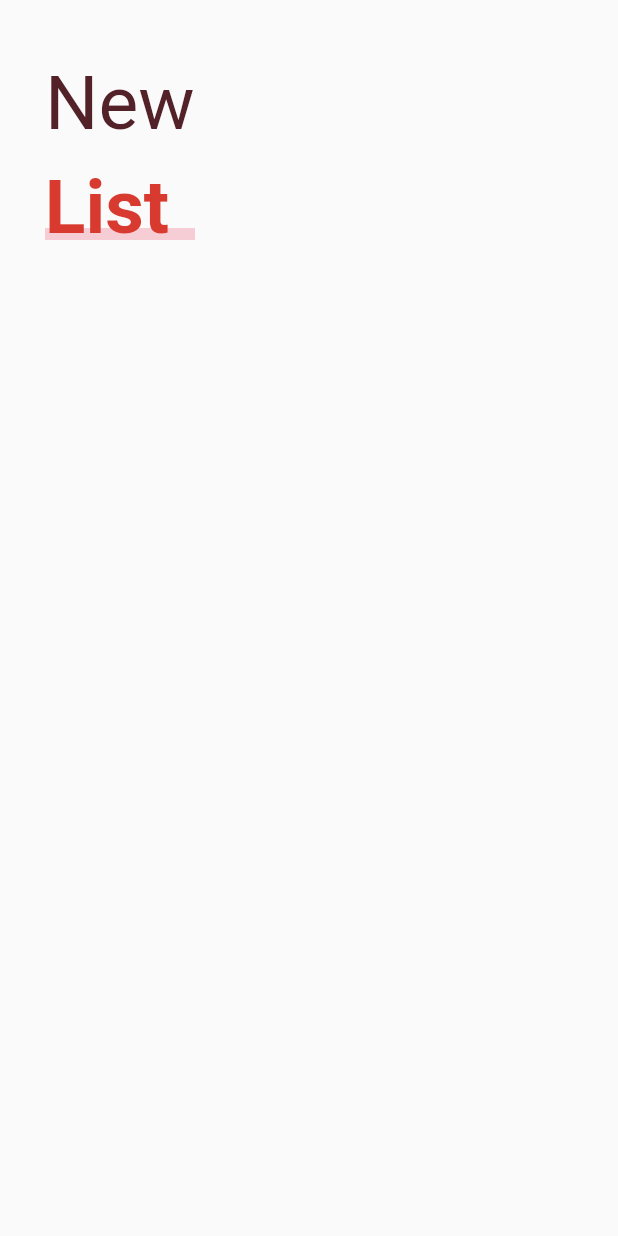
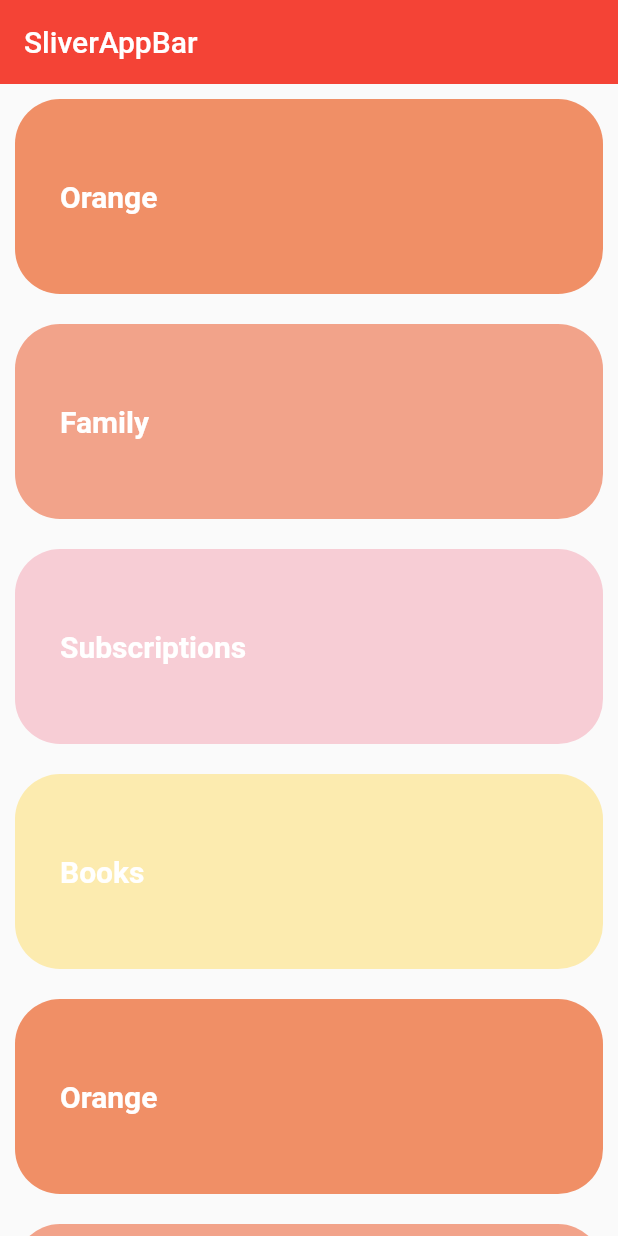
Before and after one commit to IDaMariusI/disenos_app, a Flutter app: the screen it shows after launch, on a phone screen of 412 x 824 dp. Run offline on Flutter 3.47's test engine with Material 2 defaults, Android fonts, the phone set to English and light mode, and no system bars; our stand-ins replace animate_do, flutter_svg, font_awesome_flutter.

Commit message:
112. CustomScrollView y Slivers

```diff
--- a/lib/src/pages/sliver_list_page.dart
+++ b/lib/src/pages/sliver_list_page.dart
@@ -6,7 +6,35 @@ class SliverListPage extends StatelessWidget {
   @override
   Widget build(BuildContext context) {
     return Scaffold(
-      body: _Title(),
+      body: _MainScroll(),
+    );
+  }
+}
+
+class _MainScroll extends StatelessWidget {
+  final items = [
+    const _ListItem('Orange', Color(0xffF08F66)),
+    const _ListItem('Family', Color(0xffF2A38A)),
+    const _ListItem('Subscriptions', Color(0xffF7CDD5)),
+    const _ListItem('Books', Color(0xffFCEBAF)),
+    const _ListItem('Orange', Color(0xffF08F66)),
+    const _ListItem('Family', Color(0xffF2A38A)),
+    const _ListItem('Subscriptions', Color(0xffF7CDD5)),
+    const _ListItem('Books', Color(0xffFCEBAF)),
+  ];
+
+  @override
+  Widget build(BuildContext context) {
+    return CustomScrollView(
+      slivers: <Widget>[
+        const SliverAppBar(
+          backgroundColor: Colors.red,
+          elevation: 0,
+          floating: true,
+          title: Text('SliverAppBar'),
+        ),
+        SliverList(delegate: SliverChildListDelegate(items)),
+      ],
     );
   }
 }
```
